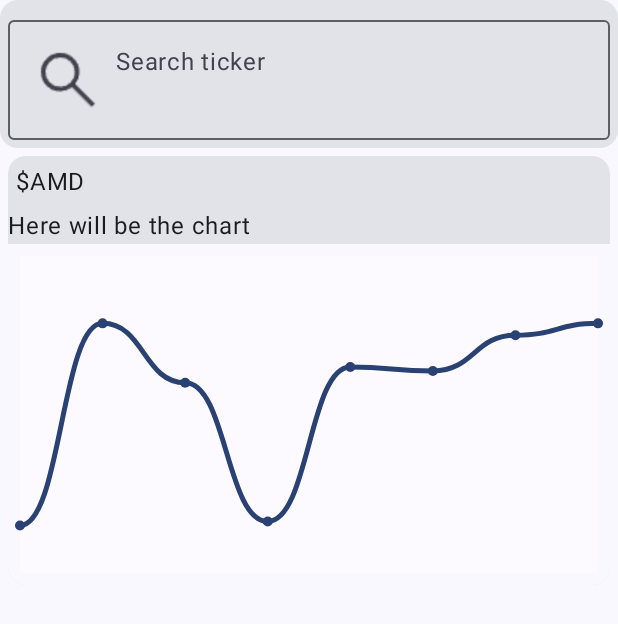
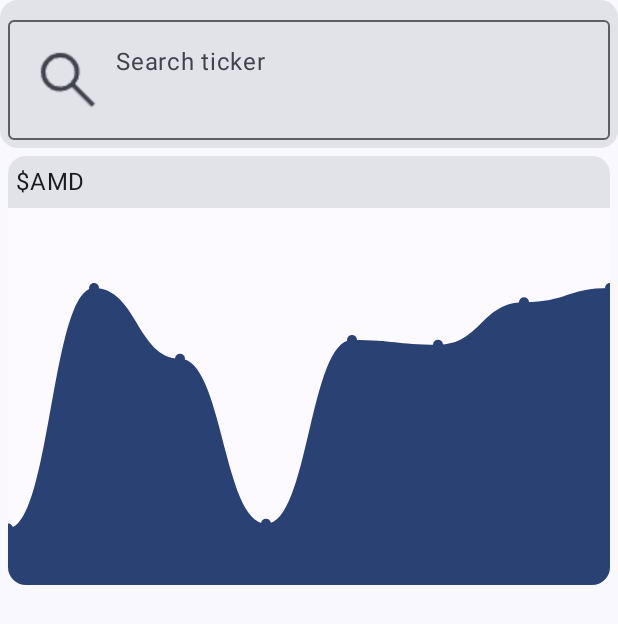
Before and after one commit to MartinNav/StonkApp, an Android app built with Jetpack Compose: the screen it shows after launch (MainActivity), on a phone screen of 412 x 824 dp. Shown: the top 624 px of the screen. Run offline under Robolectric (Android 15) with nearby library versions, the phone set to English and light mode, and no system bars.

Commit message:
Made the Chart component filled in

```diff
--- a/app/src/main/java/cz/martinnav/stonkapp/Chart.kt
+++ b/app/src/main/java/cz/martinnav/stonkapp/Chart.kt
@@ -18,6 +18,8 @@ import androidx.compose.ui.graphics.Color
 import androidx.compose.ui.graphics.PaintingStyle.Companion.Stroke
 import androidx.compose.ui.graphics.Path
 import androidx.compose.ui.graphics.StrokeCap
+import androidx.compose.ui.graphics.drawscope.DrawStyle
+import androidx.compose.ui.graphics.drawscope.Fill
 import androidx.compose.ui.graphics.drawscope.Stroke
 import androidx.compose.ui.tooling.preview.Preview
 import androidx.compose.ui.unit.Dp
@@ -34,8 +36,9 @@ fun Chart(modifier: Modifier,
           verticalStep: Int){
     val pointColor = MaterialTheme.colorScheme.primary
     Box (modifier = modifier
-        .background(MaterialTheme.colorScheme.background)
-        .padding(8.dp),
+        //.background(MaterialTheme.colorScheme.background)
+        //.padding(8.dp)
+            ,
 
         contentAlignment = Alignment.Center){
             Canvas(modifier = Modifier.fillMaxSize().background(MaterialTheme.colorScheme.inverseOnSurface)){
@@ -44,6 +47,8 @@ fun Chart(modifier: Modifier,
                 var controlPoints2: MutableList<PointF> = mutableListOf()
                 val xAxisS = (size.width +200.0f/*-paddingSpace.toPx()*/)/xValues.size
                 val yaxisS = size.height / yValues.size
+                //to fill from start
+                coordinates.add(PointF((size.width/(xValues.last()-1))*xValues.first(), (size.width/(xValues.last()-1))*xValues.last()))
 
                 for (i in points.indices){
                     //val x1 = xAxisS * yValues[i]
@@ -53,10 +58,16 @@ fun Chart(modifier: Modifier,
                     coordinates.add(PointF(x1,y1))
                     drawCircle(color= pointColor, radius = 5f,center = Offset(x1,y1))
                 }
+                //To fill in correctly
+                coordinates.add(PointF((size.width/(xValues.last()-1))*xValues.last(), (size.width/(xValues.last()-1))*xValues.last()))
+
                 for (i in 1 until coordinates.size){
                     controlPoints1.add(PointF((coordinates[i].x + coordinates[i - 1].x) / 2, coordinates[i - 1].y))
                     controlPoints2.add(PointF((coordinates[i].x + coordinates[i - 1].x) / 2, coordinates[i].y))
                 }
+
+
+
                 val linePath = Path().apply {
                     reset()
                     moveTo(coordinates.first().x,coordinates.first().y)//May need to change
@@ -68,13 +79,17 @@ fun Chart(modifier: Modifier,
                         )
                     }
                 }
+
+
                 drawPath(
                     linePath,
                     color = pointColor,
-                    style = Stroke(
+                    style = Fill
+                    /*Stroke(
                         width = 5f,
                         cap = StrokeCap.Round
-                    )
+                    )*/
+
                 )
 
             }
--- a/app/src/main/java/cz/martinnav/stonkapp/MainActivity.kt
+++ b/app/src/main/java/cz/martinnav/stonkapp/MainActivity.kt
@@ -59,7 +59,6 @@ class MainActivity : ComponentActivity() {
                             .fillMaxWidth()
                             .fillMaxHeight(0.4f)){
                             Text(text = "\$AMD", modifier = Modifier.padding(5.dp))
-                            Text(text = "Here will be the chart")
                             ChartPreview()
                         }
 
```
